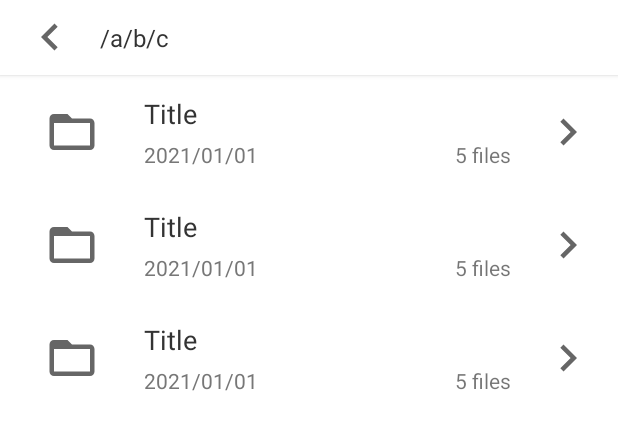
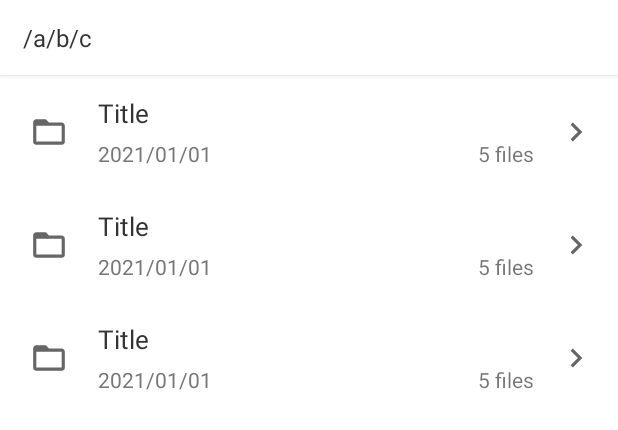
Before and after one commit to Tans5/tFileTransporter, an Android app: the layout my_dir_fragment.xml on its own in the app's theme, with its tools: preview values and no code run, on a phone screen of 412 x 824 dp. Shown: the top 430 px of the screen. Run offline under Robolectric (Android 15) with nearby library versions, the phone set to English and light mode, and no system bars.

Commit message:
Fragment add back press handle

```diff
--- a/app/src/main/java/com/tans/tfiletransporter/ui/BaseFragment.kt
+++ b/app/src/main/java/com/tans/tfiletransporter/ui/BaseFragment.kt
@@ -36,6 +36,8 @@ abstract class BaseFragment<Binding: ViewDataBinding, State>(
 
     }
 
+    open fun onBackPressed(): Boolean = false
+
     override fun onDestroy() {
         super.onDestroy()
         cancel()
--- a/app/src/main/java/com/tans/tfiletransporter/ui/DataBindingAdapter.kt
+++ b/app/src/main/java/com/tans/tfiletransporter/ui/DataBindingAdapter.kt
@@ -9,7 +9,7 @@ import org.threeten.bp.format.DateTimeFormatter
 object DataBindingAdapter {
 
     private val dateFormatter = DateTimeFormatter.ofPattern("yyyy/MM/dd")
-    private val timeFormatter = DateTimeFormatter.ofPattern("hh:mm:ss")
+    private val timeFormatter = DateTimeFormatter.ofPattern("HH:mm:ss")
 
     @JvmStatic
     @BindingAdapter("app:dateText")
--- a/app/src/main/res/layout/folder_item_layout.xml
+++ b/app/src/main/res/layout/folder_item_layout.xml
@@ -22,10 +22,10 @@
 
             <ImageView
                 android:id="@+id/folder_iv"
-                android:layout_width="36dp"
-                android:layout_height="36dp"
+                android:layout_width="25dp"
+                android:layout_height="25dp"
                 android:src="@drawable/folder_outline"
-                android:layout_marginStart="30dp"
+                android:layout_marginStart="20dp"
                 app:layout_constraintStart_toStartOf="parent"
                 app:layout_constraintTop_toTopOf="parent"
                 app:layout_constraintBottom_toBottomOf="parent"/>
@@ -34,10 +34,10 @@
                 android:id="@+id/title_tv"
                 android:layout_width="0dp"
                 android:layout_height="wrap_content"
-                android:layout_marginStart="30dp"
-                android:layout_marginEnd="20dp"
+                android:layout_marginStart="20dp"
+                android:layout_marginEnd="15dp"
                 android:textColor="@color/black_1"
-                android:textSize="18sp"
+                android:textSize="17sp"
                 android:maxLines="1"
                 android:ellipsize="end"
                 android:text="@{data.name}"
@@ -52,7 +52,7 @@
                 android:id="@+id/modified_date_tv"
                 android:layout_width="0dp"
                 android:layout_height="wrap_content"
-                android:layout_marginStart="30dp"
+                android:layout_marginStart="20dp"
                 android:textSize="14sp"
                 android:textColor="@color/gray_1"
                 android:layout_marginTop="5dp"
@@ -67,7 +67,7 @@
                 android:id="@+id/files_count_tv"
                 android:layout_width="0dp"
                 android:layout_height="wrap_content"
-                android:layout_marginEnd="20dp"
+                android:layout_marginEnd="15dp"
                 android:layout_marginStart="5dp"
                 android:text="@{@string/file_count(data.childrenCount)}"
                 app:layout_constraintBottom_toBottomOf="@id/modified_date_tv"
@@ -78,8 +78,8 @@
 
             <ImageView
                 android:id="@+id/arrow_iv"
-                android:layout_width="36dp"
-                android:layout_height="36dp"
+                android:layout_width="25dp"
+                android:layout_height="25dp"
                 android:src="@drawable/chevron_right"
                 android:layout_marginEnd="15dp"
                 app:layout_constraintEnd_toEndOf="parent"
--- a/app/src/main/res/layout/my_dir_fragment.xml
+++ b/app/src/main/res/layout/my_dir_fragment.xml
@@ -18,26 +18,14 @@
             app:layout_constraintEnd_toEndOf="parent"
             app:layout_constraintTop_toTopOf="parent">
 
-            <FrameLayout
-                android:id="@+id/back_layout"
-                android:layout_width="wrap_content"
-                android:layout_height="wrap_content"
-                android:layout_marginStart="15dp"
-                android:foreground="?attr/selectableItemBackgroundBorderless"
-                android:layout_gravity="center_vertical">
-
-                <ImageView
-                    android:layout_width="36dp"
-                    android:layout_height="36dp"
-                    android:src="@drawable/chevron_left"/>
-
-            </FrameLayout>
-
             <TextView
+                android:id="@+id/path_tv"
                 android:layout_width="0dp"
                 android:layout_height="wrap_content"
                 android:layout_weight="1"
                 android:textSize="16sp"
+                android:singleLine="true"
+                android:ellipsize="start"
                 android:textColor="@color/black_1"
                 android:layout_marginStart="15dp"
                 android:layout_marginEnd="15dp"
@@ -51,7 +39,8 @@
             android:layout_width="match_parent"
             android:layout_height="0dp"
             android:paddingBottom="20dp"
-            android:clipToPadding="true"
+            android:clipToPadding="false"
+            app:layoutManager="androidx.recyclerview.widget.LinearLayoutManager"
             app:layout_constraintStart_toStartOf="parent"
             app:layout_constraintEnd_toEndOf="parent"
             app:layout_constraintTop_toBottomOf="@id/header_layout"
```
Also changed, not shown: app/src/main/java/com/tans/tfiletransporter/file/FileTree.kt (+19 -9 lines), app/src/main/java/com/tans/tfiletransporter/ui/BaseActivity.kt (+9 -0 lines), app/src/main/java/com/tans/tfiletransporter/ui/filetransport/MyDirFragment.kt (+46 -1 lines), app/src/main/res/layout/file_item_layout.xml (+11 -11 lines).
